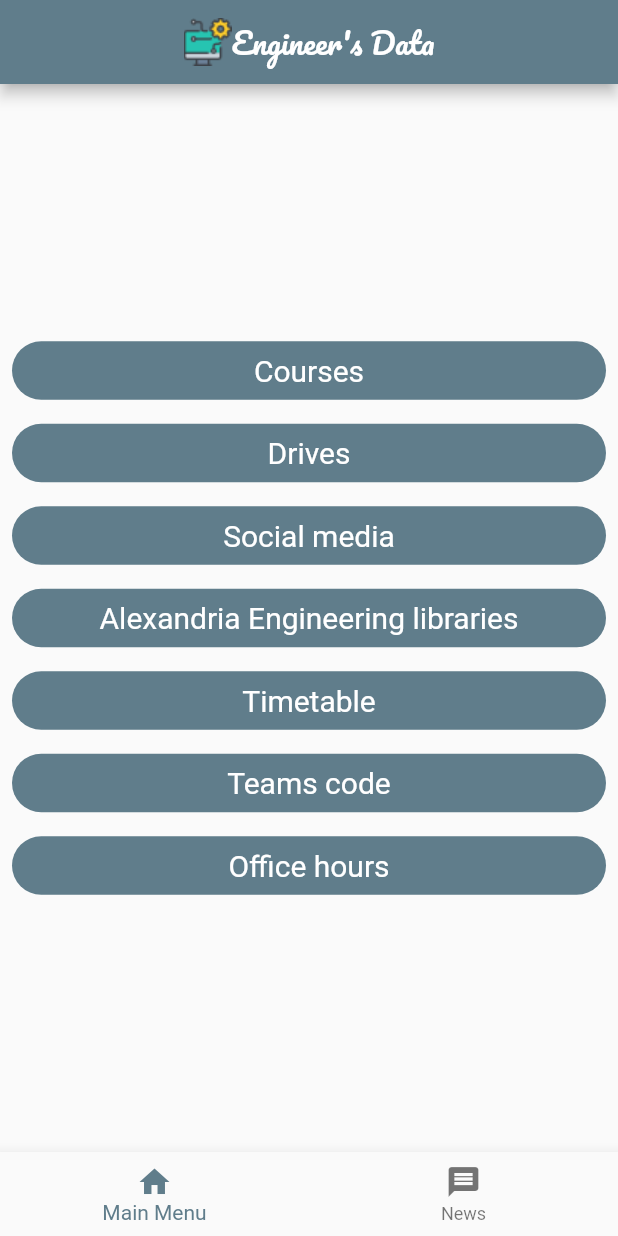
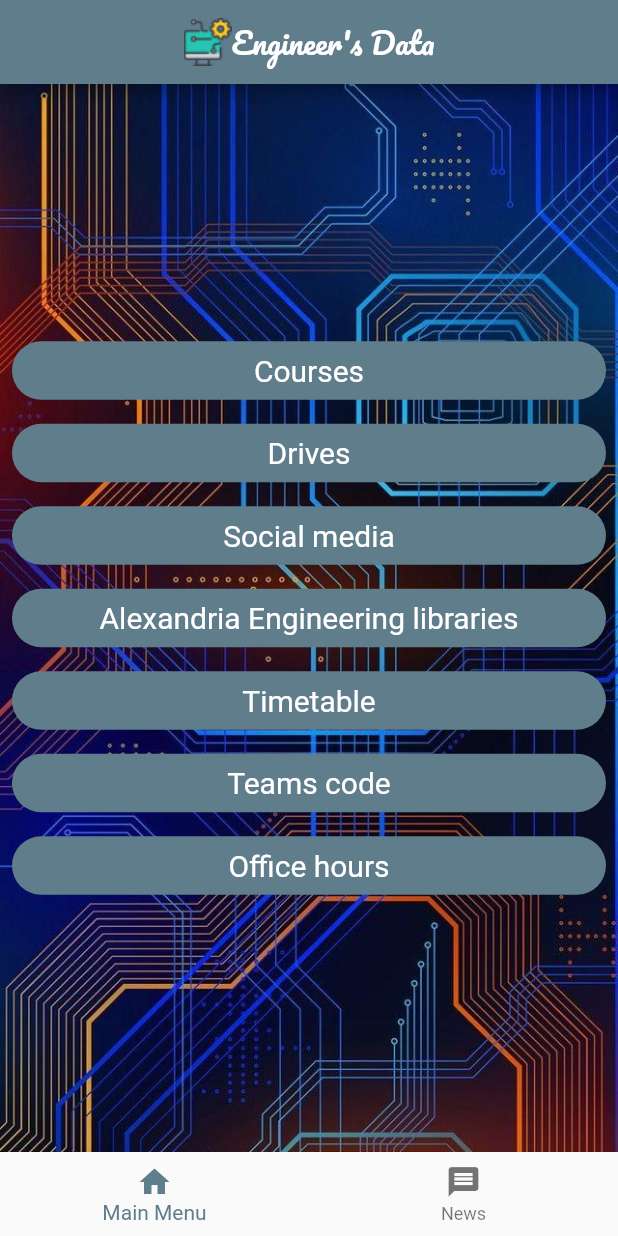
Before and after one commit to mazen-salah/Engineer-s_Data, a Flutter app: the screen it shows after launch, on a phone screen of 412 x 824 dp. Run offline on Flutter 3.47's test engine with Material 2 defaults, Android fonts, the phone set to English and light mode, and no system bars.

Commit message:
adding wallpaper, formatting

```diff
--- a/lib/home_view.dart
+++ b/lib/home_view.dart
@@ -23,7 +23,15 @@ class _HomeState extends State<Home> {
 
   @override
   Widget build(BuildContext context) {
-    return Scaffold(
+    return Stack(children: [
+      Image.asset(
+        'images/434d3b3816c3cc208547b7e3e7f19602.jpg',
+        height: MediaQuery.of(context).size.height,
+        width: MediaQuery.of(context).size.width,
+        fit: BoxFit.cover,
+      ),
+      Scaffold(
+        backgroundColor: Colors.transparent,
         appBar: AppBar(
           title: Row(
             mainAxisAlignment: MainAxisAlignment.center,
@@ -52,7 +60,8 @@ class _HomeState extends State<Home> {
                 label: "News",
               ),
             ]),
-    );
+      ),
+    ]);
   }
 
   void onTabTapped(int index) {
```
Lines whose indentation alone changed are shown as unchanged.
